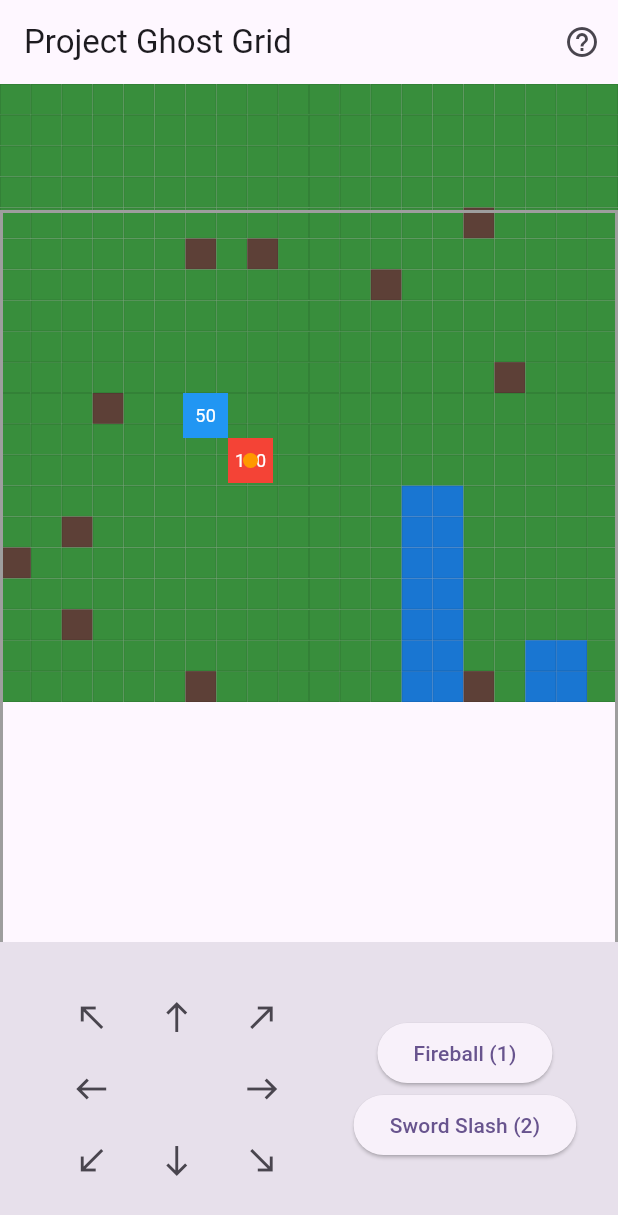
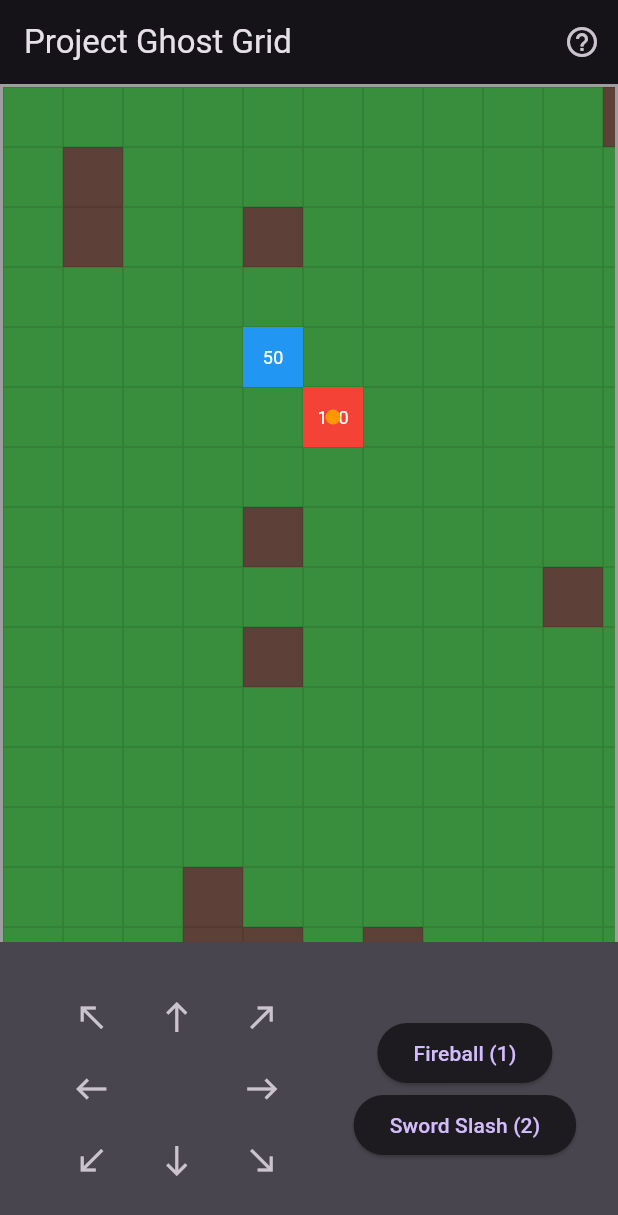
Before and after one commit to russell0627/grid_combat_test, a Flutter app: the screen it shows after launch, after a tap on the "north west" icon, on a phone screen of 412 x 824 dp. Shown: the top 1215 px of the screen. Run offline on Flutter 3.47's test engine with Material 3 defaults, Android fonts, the phone set to English and light mode, and no system bars; our stand-ins replace flutter_markdown, flutter_riverpod, riverpod_annotation; generated files the repository leaves out were written again.

Commit message:
More updates

```diff
--- a/lib/controllers/game_controller.dart
+++ b/lib/controllers/game_controller.dart
@@ -125,6 +125,13 @@ class GameController extends _$GameController {
     _fireProjectile(0, ability, target);
   }
 
+  void useMeleeAttack() {
+    final player = state.characters.first;
+    final ability = player.abilities.firstWhere((a) => a.name == 'Sword Slash');
+    final target = _getNewPosition(player.logicalPosition, player.facingDirection);
+    _fireProjectile(0, ability, target);
+  }
+
   void _fireProjectile(int characterIndex, Ability ability, Point<int> target) {
     final caster = state.characters[characterIndex];
     final casterPos = caster.logicalPosition;
@@ -137,9 +144,8 @@ class GameController extends _$GameController {
 
     if (distanceToTarget > ability.range) return;
 
-    // Check for walls in line of sight for ranged abilities
     if (ability.range > 1.5 && _hasWallInLineOfSight(casterPos, target)) {
-      return; // Projectile is blocked by a wall
+      return;
     }
 
     final newProjectile = Projectile(
@@ -148,7 +154,7 @@ class GameController extends _$GameController {
       targetCell: target,
       ability: ability,
       startTime: DateTime.now(),
-      travelTime: const Duration(milliseconds: 500),
+      travelTime: const Duration(milliseconds: 50), // Melee attacks are almost instant
     );
 
     final newProjectiles = List<Projectile>.from(state.projectiles)..add(newProjectile);
@@ -160,7 +166,7 @@ class GameController extends _$GameController {
     final newPos = _getNewPosition(player.logicalPosition, direction);
 
     if (!isCellBlocked(newPos.x, newPos.y)) {
-      final newPlayer = player.copyWith(logicalPosition: newPos);
+      final newPlayer = player.copyWith(logicalPosition: newPos, facingDirection: direction);
       final newCharacters = List<GameCharacter>.from(state.characters);
       newCharacters[0] = newPlayer;
       state = state.copyWith(characters: newCharacters);
@@ -202,10 +208,7 @@ class GameController extends _$GameController {
     return !state.grid[y][x].isTraversable;
   }
 
-  /// Performs a line-of-sight check between two points on the grid.
-  /// Returns true if a wall is found between the start and end points (exclusive of start/end).
   bool _hasWallInLineOfSight(Point<int> start, Point<int> end) {
-    // Using a simplified Bresenham's-like line algorithm
     int x0 = start.x;
     int y0 = start.y;
     int x1 = end.x;
@@ -218,7 +221,6 @@ class GameController extends _$GameController {
     int err = dx - dy;
 
     while (true) {
-      // Check if the current cell is a wall (excluding start and end points)
       if (!((x0 == start.x && y0 == start.y) || (x0 == x1 && y0 == y1))) {
         if (isCellBlocked(x0, y0)) {
           return true;
@@ -239,7 +241,6 @@ class GameController extends _$GameController {
     return false;
   }
 
-  /// A test-only method to modify the grid for testing purposes.
   void setCell(int x, int y, {required bool traversable}) {
     final newGrid = state.grid.map((row) => List.of(row)).toList();
     if (y >= 0 && y < newGrid.length && x >= 0 && x < newGrid[y].length) {
--- a/lib/main.dart
+++ b/lib/main.dart
@@ -20,10 +20,11 @@ class MyApp extends StatelessWidget {
   Widget build(BuildContext context) {
     return MaterialApp(
       title: 'Ghost Grid',
-      theme: ThemeData(
-        colorScheme: ColorScheme.fromSeed(seedColor: Colors.deepPurple),
+      theme: ThemeData.dark().copyWith(
+        colorScheme: ColorScheme.fromSeed(seedColor: Colors.deepPurple, brightness: Brightness.dark),
         useMaterial3: true,
       ),
+      debugShowCheckedModeBanner: false, // Remove debug flag
       home: const GameScreen(),
     );
   }
@@ -32,7 +33,7 @@ class MyApp extends StatelessWidget {
 class GameScreen extends ConsumerStatefulWidget {
   const GameScreen({super.key});
 
-  static const double cellSize = 30.0;
+  static const double cellSize = 40.0; // Increased cell size for a larger play area
 
   @override
   ConsumerState<GameScreen> createState() => _GameScreenState();
@@ -88,7 +89,7 @@ class _GameScreenState extends ConsumerState<GameScreen> {
         gameController.enterTargetingMode(player.abilities.firstWhere((ability) => ability.name == 'Fireball'));
         return KeyEventResult.handled;
       } else if (event.logicalKey == LogicalKeyboardKey.digit2) {
-        gameController.enterTargetingMode(player.abilities.firstWhere((ability) => ability.name == 'Sword Slash'));
+        gameController.useMeleeAttack();
         return KeyEventResult.handled;
       }
 
@@ -97,7 +98,7 @@ class _GameScreenState extends ConsumerState<GameScreen> {
         return KeyEventResult.handled;
       }
     }
-    return KeyEventResult.skipRemainingHandlers;
+    return KeyEventResult.skipRemainingHandlers; // Corrected constant
   }
 
   @override
@@ -132,41 +133,6 @@ class _GameScreenState extends ConsumerState<GameScreen> {
         autofocus: true,
         child: Stack(
           children: [
-            // Render the terrain grid
-            Positioned.fill(
-              child: GridView.builder(
-                gridDelegate: SliverGridDelegateWithFixedCrossAxisCount(
-                  crossAxisCount: gameState.grid.isNotEmpty ? gameState.grid[0].length : 1,
-                  childAspectRatio: 1.0,
-                ),
-                itemCount: gameState.grid.length * (gameState.grid.isNotEmpty ? gameState.grid[0].length : 0),
-                itemBuilder: (context, index) {
-                  final y = index ~/ (gameState.grid.isNotEmpty ? gameState.grid[0].length : 1);
-                  final x = index % (gameState.grid.isNotEmpty ? gameState.grid[0].length : 1);
-                  final cell = gameState.grid[y][x];
-
-                  Color color;
-                  switch (cell.terrainType) {
-                    case TerrainType.grass:
-                      color = Colors.green[700]!;
-                      break;
-                    case TerrainType.water:
-                      color = Colors.blue[700]!;
-                      break;
-                    case TerrainType.wall:
-                      color = Colors.brown[700]!;
-                      break;
-                  }
-                  return Container(
-                    decoration: BoxDecoration(
-                      color: color,
-                      border: Border.all(color: Colors.black12, width: 0.5),
-                    ),
-                  );
-                },
-              ),
-            ),
-
             // The main game area (grid, characters, projectiles)
             Center(
               child: Container(
@@ -186,6 +152,37 @@ class _GameScreenState extends ConsumerState<GameScreen> {
                   child: Stack(
                     fit: StackFit.expand,
                     children: [
+                      // Render the terrain grid using Positioned widgets
+                      ...List.generate(gameState.grid.length, (y) {
+                        return List.generate(gameState.grid[y].length, (x) {
+                          final cell = gameState.grid[y][x];
+                          Color color;
+                          switch (cell.terrainType) {
+                            case TerrainType.grass:
+                              color = Colors.green[700]!;
+                              break;
+                            case TerrainType.water:
+                              color = Colors.blue[700]!;
+                              break;
+                            case TerrainType.wall:
+                              color = Colors.brown[700]!;
+                              break;
+                          }
+                          return Positioned(
+                            left: x * GameScreen.cellSize,
+                            top: y * GameScreen.cellSize,
+                            width: GameScreen.cellSize,
+                            height: GameScreen.cellSize,
+                            child: Container(
+                              decoration: BoxDecoration(
+                                color: color,
+                                border: Border.all(color: Colors.black12, width: 0.5),
+                              ),
+                            ),
+                          );
+                        });
+                      }).expand((element) => element).toList(),
+
                       // Render targeting decal
                       if (isTargeting && gameState.targetingPosition != null)
                         Positioned(
@@ -203,17 +200,17 @@ class _GameScreenState extends ConsumerState<GameScreen> {
 
                       // Render characters
                       if (player != null)
-                        ...gameState.characters.asMap().entries.map((entry) {
-                          final character = entry.value;
-                          return AnimatedPositioned(
+                        ...gameState.characters.map((character) => AnimatedPositioned(
                           duration: const Duration(milliseconds: 200),
-                            curve: Curves.easeOut,
+                          curve: Curves.easeOutQuad,
                           left: character.logicalPosition.x * GameScreen.cellSize,
                           top: character.logicalPosition.y * GameScreen.cellSize,
                           width: GameScreen.cellSize,
                           height: GameScreen.cellSize,
                           child: Container(
-                              color: entry.key == 0 ? Colors.blue : Colors.red,
+                            decoration: BoxDecoration(
+                              color: character == player ? Colors.blue : Colors.red,
+                            ),
                             child: Center(
                               child: Text(
                                 '${character.health}',
@@ -221,15 +218,14 @@ class _GameScreenState extends ConsumerState<GameScreen> {
                               ),
                             ),
                           ),
-                          );
-                        }),
+                        )),
 
                       // Render projectiles
                       ...gameState.projectiles.map((projectile) {
                         final curvedProgress = Curves.easeOutQuad.transform(DateTime.now().difference(projectile.startTime).inMilliseconds / projectile.travelTime.inMilliseconds);
                         final currentPos = Point(
-                          lerpDouble(projectile.startPosition.x, projectile.endPosition.x, curvedProgress)!,
-                          lerpDouble(projectile.startPosition.y, projectile.endPosition.y, curvedProgress)!
+                          lerpDouble(projectile.startPosition.x, projectile.endPosition.x, curvedProgress) ?? projectile.startPosition.x,
+                          lerpDouble(projectile.startPosition.y, projectile.endPosition.y, curvedProgress) ?? projectile.startPosition.y,
                         );
                         return Positioned(
                           left: currentPos.x - 5, // Center the projectile
@@ -244,8 +240,7 @@ class _GameScreenState extends ConsumerState<GameScreen> {
                           ),
                         );
                     }),
-                    ],
-                  ),
+                  ]),
                 ),
               ),
             ),
@@ -317,7 +312,7 @@ class _GameScreenState extends ConsumerState<GameScreen> {
             if (hasEnemies && player != null)
               ElevatedButton(
                 child: const Text('Sword Slash (2)'),
-                onPressed: () => gameController.enterTargetingMode(player.abilities.firstWhere((ability) => ability.name == 'Sword Slash')),
+                onPressed: () => gameController.useMeleeAttack(),
               ),
           ],
         ),
@@ -329,7 +324,6 @@ class _GameScreenState extends ConsumerState<GameScreen> {
     return Row(
       mainAxisAlignment: MainAxisAlignment.spaceEvenly,
       children: [
-        // Removed Confirm button
         ElevatedButton(
           child: const Text('Cancel'),
           style: ElevatedButton.styleFrom(backgroundColor: Colors.red),
--- a/lib/models/game_character.dart
+++ b/lib/models/game_character.dart
@@ -1,4 +1,5 @@
 import 'dart:math';
+import '../models/direction.dart';
 import './ability.dart';
 
 // Note: The custom Point class has been removed. We now use the Point class from 'dart:math'.
@@ -8,22 +9,26 @@ class GameCharacter {
   final Point<int> logicalPosition;
   final int health;
   final List<Ability> abilities;
+  final Direction facingDirection;
 
   GameCharacter({
     required this.logicalPosition,
     this.health = 100,
     this.abilities = const [],
+    this.facingDirection = Direction.down, // Default facing direction
   });
 
   GameCharacter copyWith({
     Point<int>? logicalPosition,
     int? health,
     List<Ability>? abilities,
+    Direction? facingDirection,
   }) {
     return GameCharacter(
       logicalPosition: logicalPosition ?? this.logicalPosition,
       health: health ?? this.health,
       abilities: abilities ?? this.abilities,
+      facingDirection: facingDirection ?? this.facingDirection,
     );
   }
 }
--- a/lib/models/game_state.dart
+++ b/lib/models/game_state.dart
@@ -27,8 +27,8 @@ class GameState {
   });
 
   factory GameState.initial({
-    int width = 20,
-    int height = 20,
+    int width = 30, // Increased from 20
+    int height = 30, // Increased from 20
   }) {
     final random = Random();
     final List<List<GridCell>> initialGrid = List.generate(
```
Lines whose indentation alone changed are shown as unchanged.
